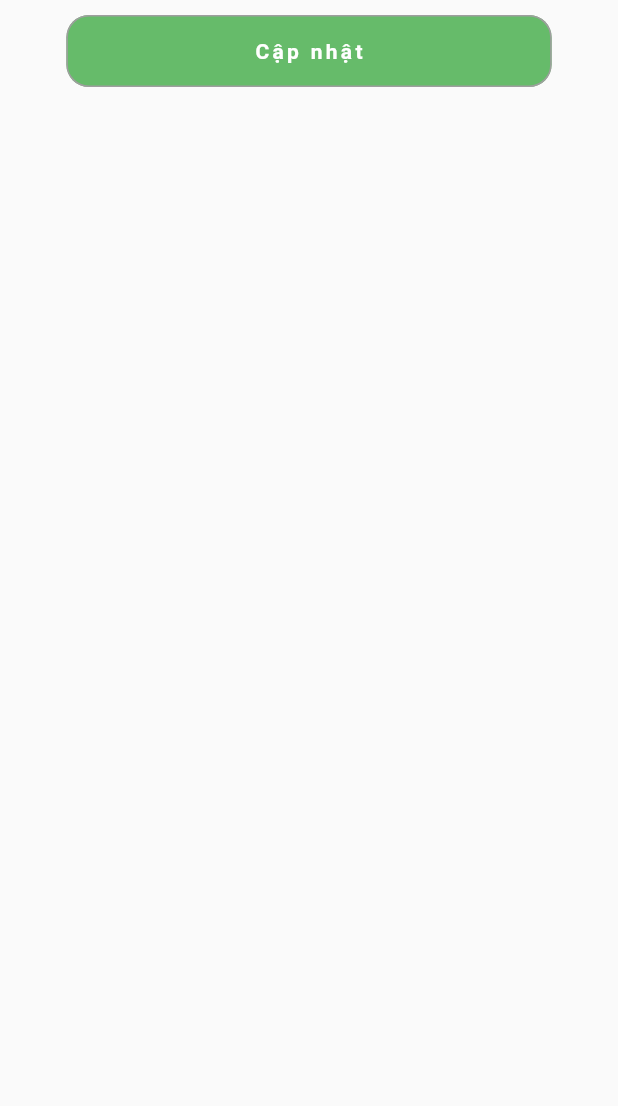
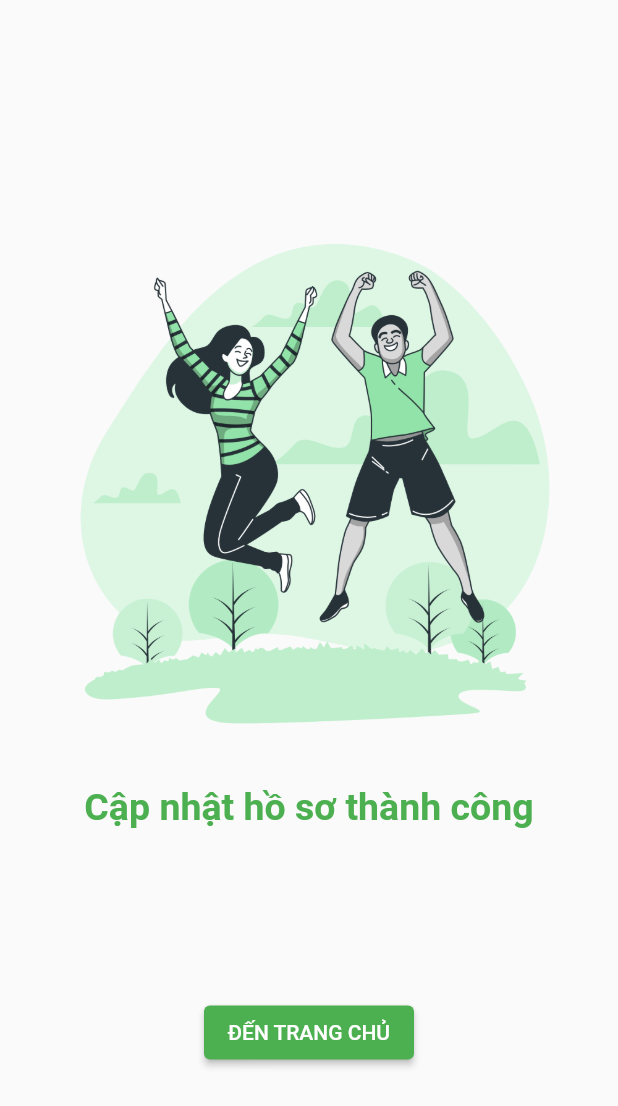
Before and after one commit to ATAnhTuan/HCI-Project-Mobile, a Flutter app: the Button widget shown alone on an empty page, opened directly, after a tap on "Cập nhật", on a phone screen of 412 x 824 dp. Shown: the top 1106 px of the screen. Run offline on Flutter 3.47's test engine with Material 2 defaults, Android fonts, the phone set to English and light mode, and no system bars; our stand-ins replace babstrap_settings_screen, flutter_svg, table_calendar; missing offline and left inert: otp_screen, pin_entry_text_field.

Commit message:
chuyen huong cap nhat ho so

```diff
--- a/HCI-Project-Mobile/lib/Screen/User/EditUserSuccess.dart
+++ b/HCI-Project-Mobile/lib/Screen/User/EditUserSuccess.dart
@@ -0,0 +1,42 @@
+import 'package:flutter/material.dart';
+import 'package:flutter_application_1/Screen/Home/BottomBar.dart';
+import 'package:flutter_application_1/Screen/Home/HomeScreen.dart';
+
+class EditUserSuccess extends StatelessWidget{
+  static String routeName ="/edit_user_success";
+  @override
+  Widget build(BuildContext context){
+    return Scaffold(
+
+      body: Column(
+        children: [
+          Spacer(),
+          Image.asset("assets/images/hurray.png"
+          ),
+
+          Text("Cập nhật hồ sơ thành công",style: TextStyle(
+              fontWeight: FontWeight.bold,
+              color: Colors.green, fontSize: 25
+          ),
+          ),
+          Spacer(),
+          Hero(
+            tag: "home_btn",
+            child: ElevatedButton(
+              style: ButtonStyle(
+                backgroundColor: MaterialStateProperty.all(Colors.green),),
+              onPressed: () {Navigator.push(
+                context,
+                MaterialPageRoute(builder: (context) => HomeScreen()),
+              );},
+              child: Text(
+                "Đến trang chủ".toUpperCase(),
+              ),
+            ),
+          ),
+          Spacer(),
+        ],
+      ),
+    );
+  }
+}
--- a/HCI-Project-Mobile/lib/Screen/User/UserScreen.dart
+++ b/HCI-Project-Mobile/lib/Screen/User/UserScreen.dart
@@ -1,5 +1,6 @@
 import 'package:flutter/material.dart';
 
+import 'EditUserSuccess.dart';
 import 'components/body.dart';
 
 class UserScreen extends StatelessWidget {
@@ -61,7 +62,7 @@ class UserScreen extends StatelessWidget {
                 ),
               ),
               PopupMenuItem(
-                onTap: () {},
+                  onTap: () {},
                 child: Row(
                   children: const [
                     Icon(
--- a/HCI-Project-Mobile/lib/Screen/User/components/button.dart
+++ b/HCI-Project-Mobile/lib/Screen/User/components/button.dart
@@ -1,4 +1,7 @@
 import 'package:flutter/material.dart';
+import 'package:flutter_application_1/Screen/User/EditUserSuccess.dart';
+
+import '../../Home/BottomBar.dart';
 
 class Button extends StatelessWidget {
   const Button({Key? key}) : super(key: key);
@@ -34,7 +37,10 @@ class Button extends StatelessWidget {
             //   ),
             // ),
             OutlinedButton(
-              onPressed: () {},
+              onPressed: () {Navigator.push(
+                context,
+                MaterialPageRoute(builder: (context) => EditUserSuccess()),
+              );},
               style: OutlinedButton.styleFrom(
                 shape: RoundedRectangleBorder(
                   borderRadius: BorderRadius.circular(15),
```
